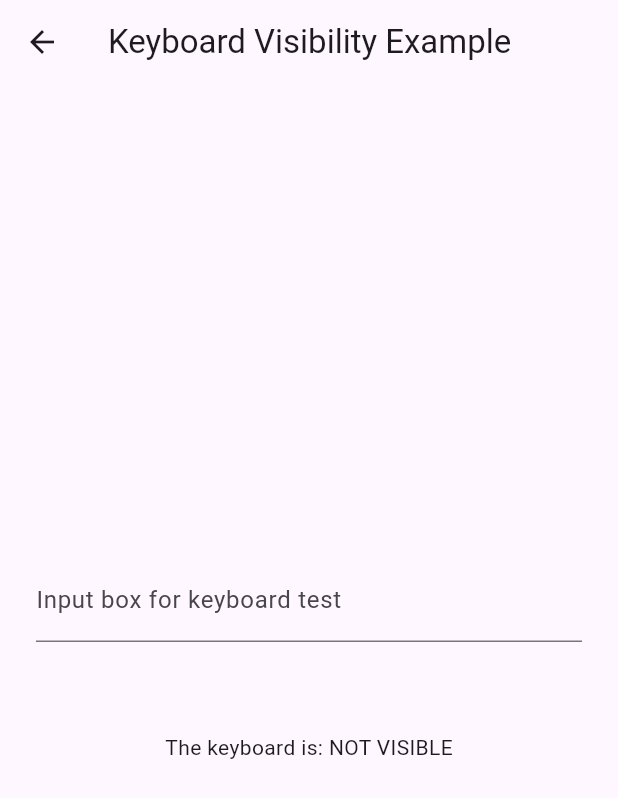
After one commit to 3nol04/TrashIndo, a Flutter app: the Test screen opened directly, on a phone screen of 412 x 824 dp. The commit adds this screen. Shown: the top 798 px of the screen. Run offline on Flutter 3.47's test engine with Material 3 defaults, Android fonts, the phone set to English and light mode, and no system bars; our stand-ins replace flutter_dotenv, flutter_image_compress, flutter_keyboard_visibility, flutter_svg, geolocator, google_fonts and 1 more; missing offline and left inert: mapbox_maps_flutter.

Commit message:
fix code

```diff
--- a/lib/main.dart
+++ b/lib/main.dart
@@ -32,7 +32,8 @@ class MainApp extends StatelessWidget {
             //body: LoginScreens(),
             //body: HomeScreens(),
             //body: HomeScreens(),
-            body: UploadScreends()
+            body: UploadScreends(),
+            //
            //body: DetailScreens()
            ));
   }
--- /dev/null
+++ b/lib/screens/test.dart
@@ -0,0 +1,65 @@
+import 'package:flutter/material.dart';
+import 'package:flutter_keyboard_visibility/flutter_keyboard_visibility.dart';
+
+class Test extends StatefulWidget {
+  const Test({super.key});
+
+  @override
+  State<Test> createState() => _TestState();
+}
+
+class _TestState extends State<Test> {
+  @override
+  Widget build(BuildContext context) {
+    return KeyboardDismissOnTap(
+      child: Scaffold(
+        appBar: AppBar(
+          title: Text('Keyboard Visibility Example'),
+        ),
+        body: Center(
+          child: Padding(
+            padding: EdgeInsets.all(24.0),
+            child: Column(
+              mainAxisAlignment: MainAxisAlignment.center,
+              children: <Widget>[
+                // ElevatedButton(
+                //   onPressed: () {
+                //     Navigator.push(
+                //       context,
+                //       MaterialPageRoute(builder: (context) => ProviderDemo()),
+                //     );
+                //   },
+                //   child: Text('Provider Demo'),
+                // ),
+                // ElevatedButton(
+                //   onPressed: () {
+                //     Navigator.push(
+                //       context,
+                //       MaterialPageRoute(
+                //           builder: (context) => KeyboardDismissDemo()),
+                //     );
+                //   },
+                //   child: Text('KeyboardDismiss Demo'),
+                // ),
+                Spacer(),
+                TextField(
+                  keyboardType: TextInputType.text,
+                  decoration: InputDecoration(
+                    labelText: 'Input box for keyboard test',
+                  ),
+                ),
+                Container(height: 60.0),
+                KeyboardVisibilityBuilder(builder: (context, visible) {
+                  return Text(
+                    'The keyboard is: ${visible ? 'VISIBLE' : 'NOT VISIBLE'}',
+                  );
+                }),
+                Spacer(),
+              ],
+            ),
+          ),
+        ),
+      ),
+    );;
+  }
+}
--- a/pubspec.yaml
+++ b/pubspec.yaml
@@ -16,6 +16,7 @@ dependencies:
   google_fonts: ^6.2.1
   image_picker: ^1.1.2
   mapbox_maps_flutter: ^2.8.0
+  flutter_keyboard_visibility: ^6.0.0
 
 
 dev_dependencies:
```
Also changed, not shown: lib/screens/detail_screen.dart (+105 -67 lines), lib/screens/log_in_screen.dart (+15 -12 lines), lib/screens/sign_in_screen.dart (+16 -14 lines), pubspec.lock.
